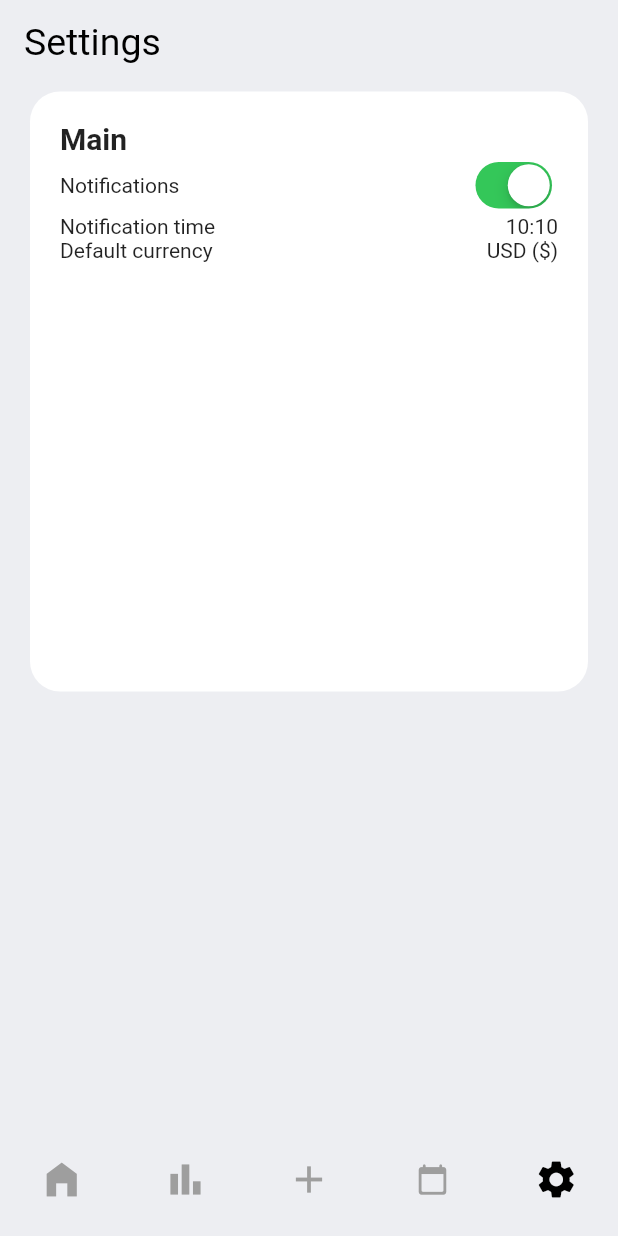
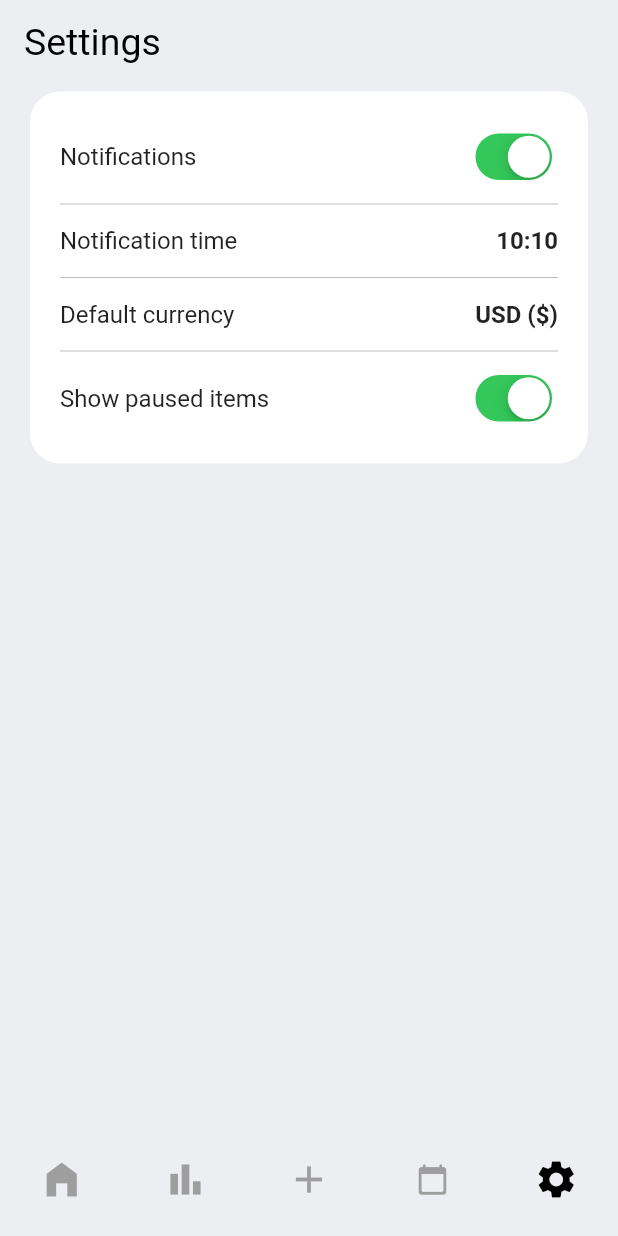
Before and after one commit to KislyakovS/subscription-tracker-flutter, a Flutter app: the screen it shows after launch, item 5 of the bottom bar chosen, on a phone screen of 412 x 824 dp. Run offline on Flutter 3.47's test engine with Material 2 defaults, Android fonts, the phone set to English and light mode, and no system bars; our stand-ins replace fl_chart, table_calendar; network calls fail.

Commit message:
Update settings screen

```diff
--- a/lib/screens/settings_screen.dart
+++ b/lib/screens/settings_screen.dart
@@ -35,72 +35,77 @@ class SettingsScreen extends StatelessWidget {
               margin: const EdgeInsets.only(top: 5),
               padding: const EdgeInsets.symmetric(horizontal: 20),
               child: Container(
-                height: 400,
                 padding: const EdgeInsets.all(20),
                 decoration: BoxDecoration(
                   color: Colors.white,
                   borderRadius: BorderRadius.circular(20),
-                  // boxShadow: [
-                  //   BoxShadow(
-                  //     color: Colors.black12,
-                  //     offset: Offset(0, 2),
-                  //     blurRadius: 6.0,
-                  //   )
-                  // ],
                 ),
                 child: Column(
                   crossAxisAlignment: CrossAxisAlignment.start,
                   children: [
-                    Text(
-                      'Main',
-                      style:
-                          TextStyle(fontWeight: FontWeight.bold, fontSize: 20),
-                    ),
-                    Row(
+                    Padding(
+                      padding: const EdgeInsets.symmetric(vertical: 4),
+                      child: Row(
                         mainAxisAlignment: MainAxisAlignment.spaceBetween,
                         children: [
-                        Text('Notifications'),
+                          Text(
+                            'Notifications',
+                            style: TextStyle(fontSize: 16),
+                          ),
                           CupertinoSwitch(value: true, onChanged: (value) {})
                         ],
                       ),
-                    Row(
+                    ),
+                    Divider(color: Colors.grey[400]),
+                    Padding(
+                      padding: const EdgeInsets.symmetric(vertical: 7),
+                      child: Row(
                         mainAxisAlignment: MainAxisAlignment.spaceBetween,
                         children: [
-                        Text('Notification time'),
-                        GestureDetector(
-                          onTap: () {
-                            // DatePicker.showTimePicker(context,
-                            //     showTitleActions: true,
-                            //     showSecondsColumn: false, onChanged: (date) {
-                            //   print('change $date');
-                            // }, onConfirm: (date) {
-                            //   print('confirm $date');
-                            // },
-                            //     currentTime: DateTime.now(),
-                            //     locale: LocaleType.en);
-                          },
-                          child: Text('10:10'),
+                          Text(
+                            'Notification time',
+                            style: TextStyle(fontSize: 16),
                           ),
+                          Text(
+                            '10:10',
+                            style: TextStyle(
+                                fontSize: 16, fontWeight: FontWeight.bold),
+                          )
                         ],
                       ),
-                    Row(
+                    ),
+                    Divider(color: Colors.grey[400]),
+                    Padding(
+                      padding: const EdgeInsets.symmetric(vertical: 7),
+                      child: Row(
                         mainAxisAlignment: MainAxisAlignment.spaceBetween,
                         children: [
-                        Text('Default currency'),
-                        GestureDetector(
-                          onTap: () {
-                            // showCurrencyPicker(
-                            //     context: context,
-                            //     showFlag: true,
-                            //     onSelect: (Currency currency) {
-                            //       print(currency.code);
-                            //       print(currency.symbol);
-                            //     });
-                          },
-                          child: Text('USD (\$)'),
+                          Text(
+                            'Default currency',
+                            style: TextStyle(fontSize: 16),
+                          ),
+                          Text(
+                            'USD (\$)',
+                            style: TextStyle(
+                                fontSize: 16, fontWeight: FontWeight.bold),
                           )
                         ],
-                    )
+                      ),
+                    ),
+                    Divider(color: Colors.grey[400]),
+                    Padding(
+                      padding: const EdgeInsets.symmetric(vertical: 4),
+                      child: Row(
+                        mainAxisAlignment: MainAxisAlignment.spaceBetween,
+                        children: [
+                          Text(
+                            'Show paused items',
+                            style: TextStyle(fontSize: 16),
+                          ),
+                          CupertinoSwitch(value: true, onChanged: (value) {})
+                        ],
+                      ),
+                    ),
                   ],
                 ),
               ),
```
Lines whose indentation alone changed are shown as unchanged.
